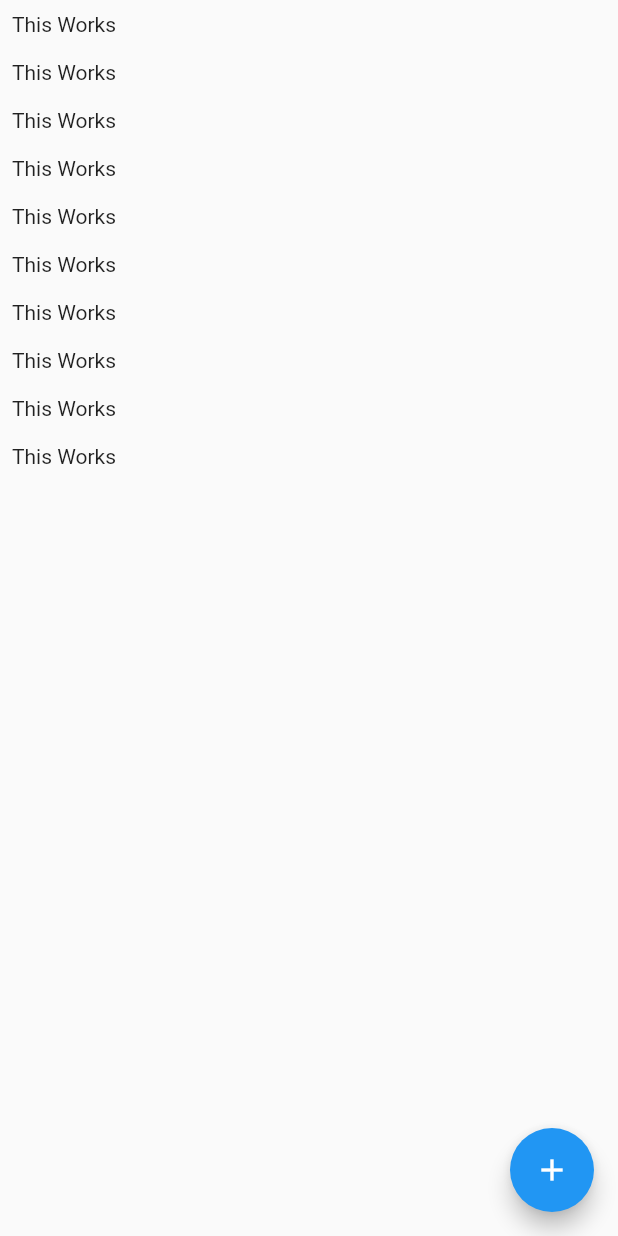
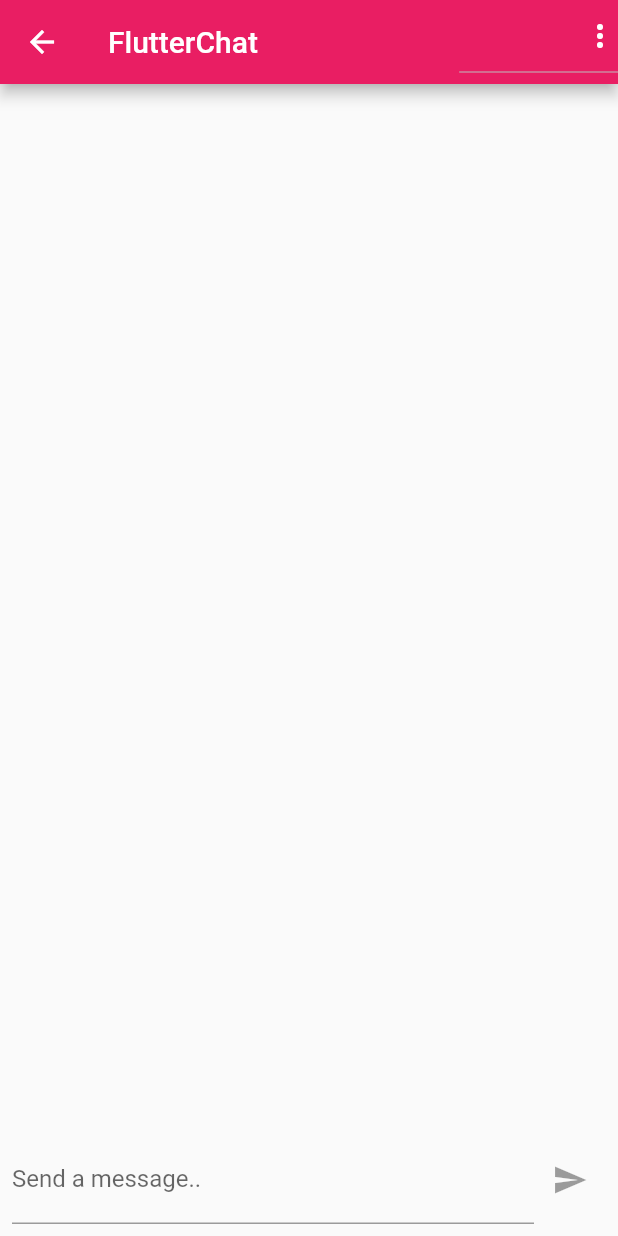
Before and after one commit to wcares/firebase_services, a Flutter app: the ChatScreen screen opened directly, on a phone screen of 412 x 824 dp. Run offline on Flutter 3.47's test engine with Material 2 defaults, Android fonts, the phone set to English and light mode, and no system bars; our stand-ins replace cloud_firestore, firebase_auth, firebase_core; accounts and stored records are empty.

Commit message:
Added authentication for users and chat features

```diff
--- a/lib/screens/chat_screen.dart
+++ b/lib/screens/chat_screen.dart
@@ -1,3 +1,6 @@
+import 'package:firebase_auth/firebase_auth.dart';
+import 'package:firebase_chat/widgets/chat/messages.dart';
+import 'package:firebase_chat/widgets/chat/new_message.dart';
 import 'package:flutter/material.dart';
 import 'package:cloud_firestore/cloud_firestore.dart';
 
@@ -7,23 +10,46 @@
   @override
   Widget build(BuildContext context) {
     return Scaffold(
-      body: ListView.builder(
-        itemCount: 10,
-        itemBuilder: (ctx, index) => Container(
-          padding: const EdgeInsets.all(8),
-          child: const Text('This Works'),
-        ),
+      appBar: AppBar(
+        title: const Text('FlutterChat'),
+        actions: [
+          DropdownButton(
+            icon: Icon(
+              Icons.more_vert,
+              color: Theme.of(context).primaryIconTheme.color,
+            ),
+            items: [
+              DropdownMenuItem(
+                value: "logout",
+                child: Row(
+                  children: const [
+                    Icon(
+                      Icons.exit_to_app,
+                      color: Colors.black,
+                    ),
+                    SizedBox(
+                      width: 8,
+                    ),
+                    Text('Logout'),
+                  ],
+                ),
+              ),
+            ],
+            onChanged: (itemIdentifier) {
+              if (itemIdentifier == 'logout') {
+                FirebaseAuth.instance.signOut();
+              }
+            },
+          ),
+        ],
       ),
-      floatingActionButton: FloatingActionButton(
-        child: const Icon(Icons.add),
-        onPressed: () {
-          FirebaseFirestore.instance
-              .collection('chats/HAuHVARNPhsLvtqrZRiU/messages')
-              .snapshots()
-              .listen((data) {
-            print(data.docs[0]['text']);
-          });
-        },
+      body: Column(
+        children: const [
+          Expanded(
+            child: Messages(),
+          ),
+          NewMessage(),
+        ],
       ),
     );
   }
--- /dev/null
+++ b/lib/widgets/chat/messages.dart
@@ -0,0 +1,37 @@
+import 'package:cloud_firestore/cloud_firestore.dart';
+import 'package:firebase_auth/firebase_auth.dart';
+import 'package:firebase_chat/widgets/chat/message_bubble.dart';
+import 'package:flutter/material.dart';
+
+class Messages extends StatelessWidget {
+  const Messages({Key key}) : super(key: key);
+
+  @override
+  Widget build(BuildContext context) {
+    return StreamBuilder(
+      stream: FirebaseFirestore.instance
+          .collection('chat')
+          .orderBy('createdAt', descending: true)
+          .snapshots(),
+      builder: (ctx, chatSnapshot) {
+        if (chatSnapshot.connectionState == ConnectionState.waiting) {
+          return const Center(
+            child: CircularProgressIndicator(),
+          );
+        }
+        final chatDocs = chatSnapshot.data.docs;
+        final userId = FirebaseAuth.instance.currentUser.uid;
+        return ListView.builder(
+          reverse: true,
+          itemCount: chatDocs.length,
+          itemBuilder: (ctx, index) => MessageBubble(
+            chatDocs[index]['text'],
+            chatDocs[index]['userId'] == userId,
+            chatDocs[index]['username'],
+            key: ValueKey(chatDocs[index].hashCode),
+          ),
+        );
+      },
+    );
+  }
+}
--- /dev/null
+++ b/lib/widgets/chat/new_message.dart
@@ -0,0 +1,60 @@
+import 'package:cloud_firestore/cloud_firestore.dart';
+import 'package:firebase_auth/firebase_auth.dart';
+import 'package:firebase_core/firebase_core.dart';
+import 'package:flutter/material.dart';
+
+class NewMessage extends StatefulWidget {
+  const NewMessage({Key key}) : super(key: key);
+
+  @override
+  _NewMessageState createState() => _NewMessageState();
+}
+
+class _NewMessageState extends State<NewMessage> {
+  final _controller = new TextEditingController();
+  var _enteredMessage = '';
+
+  void _sendMessage() async {
+    FocusScope.of(context).unfocus();
+    final user = FirebaseAuth.instance.currentUser;
+    final userData = await FirebaseFirestore.instance
+        .collection('users')
+        .doc(user.uid)
+        .get();
+    FirebaseFirestore.instance.collection('chat').add({
+      'text': _enteredMessage,
+      'createdAt': Timestamp.now(),
+      'userId': user.uid,
+      'username': userData['username']
+    });
+    _controller.clear();
+  }
+
+  @override
+  Widget build(BuildContext context) {
+    return Container(
+      margin: const EdgeInsets.only(top: 8),
+      padding: const EdgeInsets.all(8),
+      child: Row(
+        children: [
+          Expanded(
+            child: TextField(
+              controller: _controller,
+              decoration: const InputDecoration(labelText: "Send a message.."),
+              onChanged: (value) {
+                setState(() {
+                  _enteredMessage = value;
+                });
+              },
+            ),
+          ),
+          IconButton(
+            onPressed: _enteredMessage.trim().isEmpty ? null : _sendMessage,
+            icon: const Icon(Icons.send),
+            color: Theme.of(context).primaryColor,
+          )
+        ],
+      ),
+    );
+  }
+}
```
Also changed, not shown: lib/main.dart (+25 -4 lines), lib/screens/auth_screen.dart (+88 -0 lines), lib/widgets/auth/auth_form.dart (added, +135 -0 lines), lib/widgets/chat/message_bubble.dart (added, +65 -0 lines), pubspec.yaml (+6 -3 lines), pubspec.lock, 2 other files.
